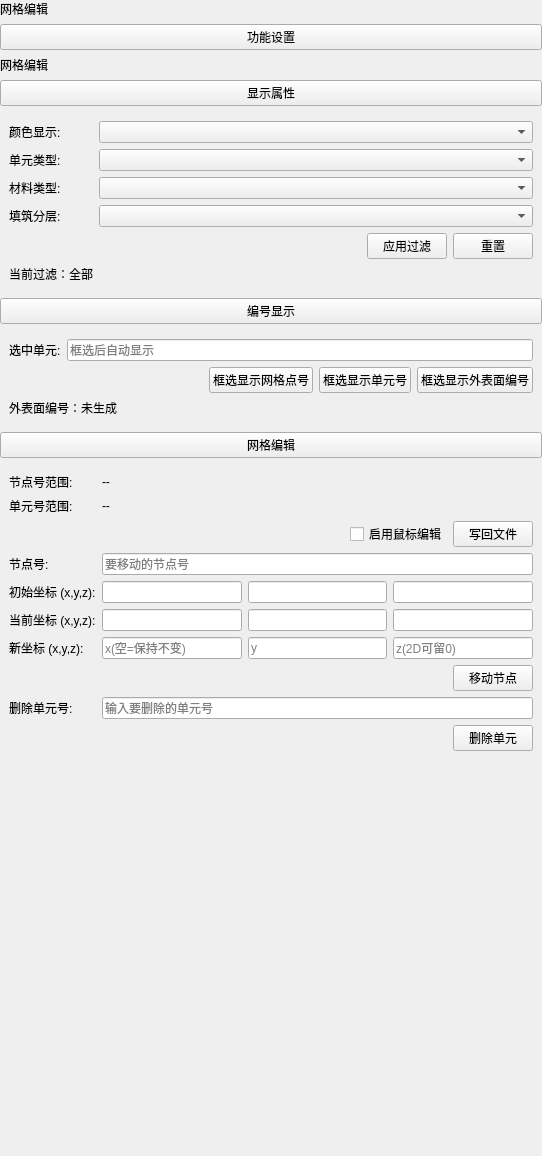
This is plugins/Base_Mesh/GridEditingWidget.ui in asd977/base_cae as Qt 5 draws it before an edit. The edited form follows.
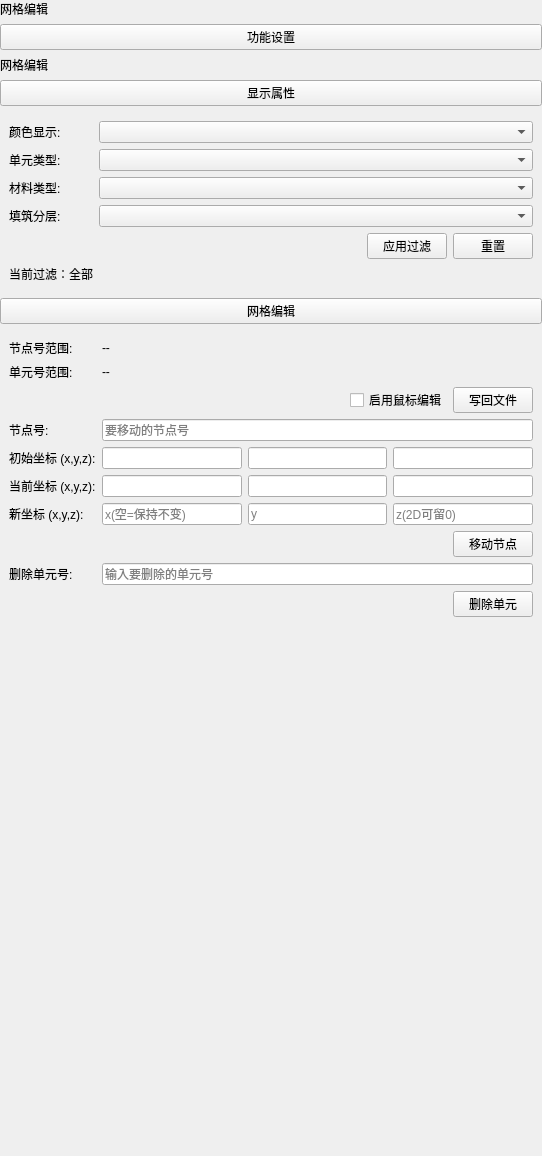
This is the edited form.

Commit message: 删除网格编辑中的编号显示功能

The edit to the form file:
```diff
--- a/plugins/Base_Mesh/GridEditingWidget.ui
+++ b/plugins/Base_Mesh/GridEditingWidget.ui
@@ -171,82 +171,7 @@
      </layout>
     </widget>
    </item>
-   <item>
-    <widget class="QPushButton" name="pushButton_4">
-     <property name="text">
-      <string>编号显示</string>
-     </property>
-    </widget>
-   </item>
-   <item>
-    <widget class="QWidget" name="widget_4" native="true">
-     <layout class="QGridLayout" name="gridLayout_4">
-      <item row="0" column="1">
-       <widget class="QLineEdit" name="lineEditElemIdForLabels">
-        <property name="readOnly">
-         <bool>true</bool>
-        </property>
-        <property name="placeholderText">
-         <string>框选后自动显示</string>
-        </property>
-       </widget>
-      </item>
-      <item row="0" column="0">
-       <widget class="QLabel" name="labelElemForLabels">
-        <property name="text">
-         <string>选中单元:</string>
-        </property>
-       </widget>
-      </item>
-      <item row="1" column="0" colspan="2">
-       <layout class="QHBoxLayout" name="horizontalLayout_4">
-        <item>
-         <spacer name="horizontalSpacer_2">
-          <property name="orientation">
-           <enum>Qt::Horizontal</enum>
-          </property>
-          <property name="sizeHint" stdset="0">
-           <size>
-            <width>40</width>
-            <height>20</height>
-           </size>
-          </property>
-         </spacer>
-        </item>
-        <item>
-         <widget class="QPushButton" name="pushButtonShowNodeLabels">
-          <property name="text">
-           <string>框选显示网格点号</string>
-          </property>
-         </widget>
-        </item>
-        <item>
-         <widget class="QPushButton" name="pushButtonShowElemLabel">
-          <property name="text">
-           <string>框选显示单元号</string>
-          </property>
-         </widget>
-        </item>
-        <item>
-         <widget class="QPushButton" name="pushButtonShowSurfaceLabels">
-          <property name="text">
-           <string>框选显示外表面编号</string>
-          </property>
-         </widget>
-        </item>
-       </layout>
-      </item>
-      <item row="2" column="0" colspan="2">
-       <widget class="QLabel" name="labelSurfaceLabelSummary">
-        <property name="text">
-         <string>外表面编号：未生成</string>
-        </property>
-       </widget>
-      </item>
-     </layout>
-    </widget>
-   </item>
-   <item>
+      <item>
     <widget class="QPushButton" name="pushButton_3">
      <property name="text">
       <string>网格编辑</string>
```
The commit also changes 2 other files.
